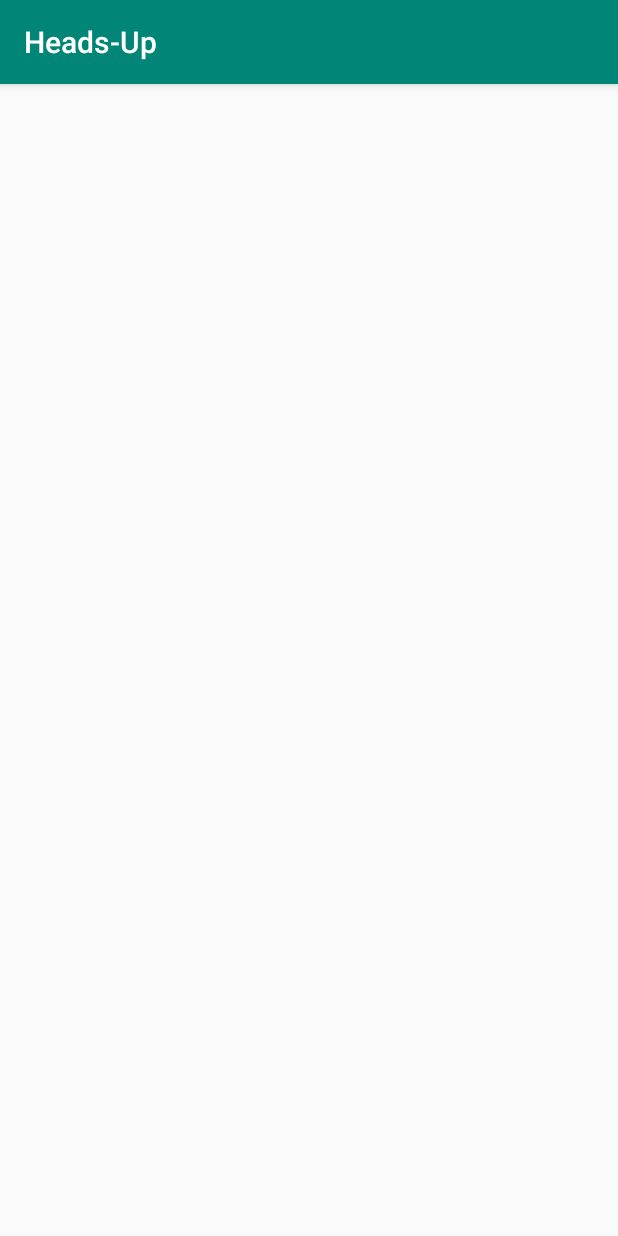
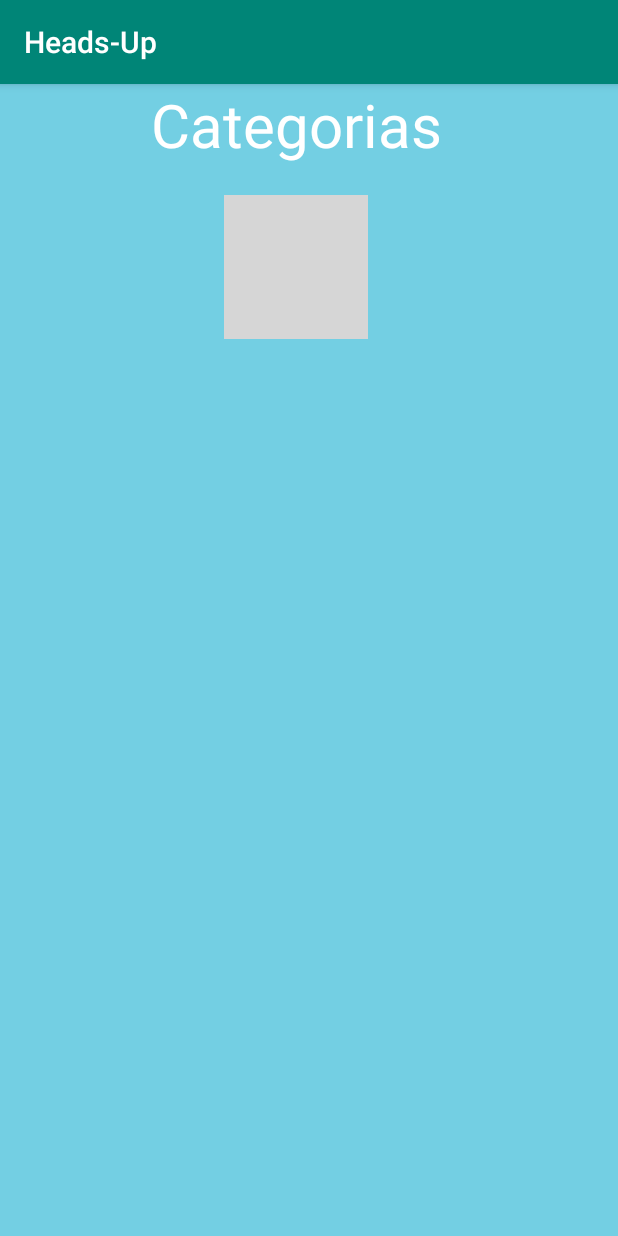
Before and after one commit to JoseRFelix/heads-up-clone, an Android app: the screen it shows after launch (MainActivity), on a phone screen of 412 x 824 dp. Run offline under Robolectric (Android 15) with nearby library versions, the phone set to English and light mode, and no system bars; 2 statements that could not run were skipped; grey boxes are pictures that could not be loaded.

Commit message:
Se creó el activity principal (activity_main) y el de juego (activity_juego)

```diff
--- a/app/src/main/res/layout/activity_main.xml
+++ b/app/src/main/res/layout/activity_main.xml
@@ -4,18 +4,48 @@
     xmlns:tools="http://schemas.android.com/tools"
     android:layout_width="match_parent"
     android:layout_height="match_parent"
-    tools:context=".activities.MainActivity">
+    tools:context=".activities.MainActivity"
+    android:background="#73CFE3"
+    >
 
     <LinearLayout
         android:layout_width="395dp"
         android:layout_height="715dp"
         android:orientation="vertical"
         tools:layout_editor_absoluteX="8dp"
-        tools:layout_editor_absoluteY="8dp">
-        <ListView
-            android:id="@+id/category_list"
+        tools:layout_editor_absoluteY="8dp"
+        tools:ignore="MissingConstraints">
+        <TextView
             android:layout_width="match_parent"
-            android:layout_height="match_parent"></ListView>
-
+            android:layout_height="wrap_content"
+            android:text="Categorias"
+            android:textColor="#FFFFFF"
+            android:textSize="40dp"
+            android:textAlignment="center"/>
+        <ImageView
+            android:id="@+id/actores"
+            android:layout_width="wrap_content"
+            android:layout_height="wrap_content"
+            android:src="@drawable/Actores"
+            android:layout_gravity="center"
+            android:layout_marginVertical="20dp"
+            />
+<!--
+        <ImageView
+            android:id="@+id/cantantes"
+            android:layout_width="wrap_content"
+            android:layout_height="189dp"
+            android:layout_gravity="center"
+            android:layout_marginVertical="15dp"
+            android:src="@drawable/cantantes" />
+        <ImageView
+            android:id="@+id/deportistas"
+            android:layout_width="wrap_content"
+            android:layout_height="wrap_content"
+            android:src="@drawable/deportistas"
+            android:layout_gravity="center"
+            android:layout_marginVertical="15dp"
+            />
+-->
     </LinearLayout>
 </android.support.constraint.ConstraintLayout>
```
Also changed, not shown: app/src/main/res/layout/activity_juego.xml (added, +36 -0 lines).
